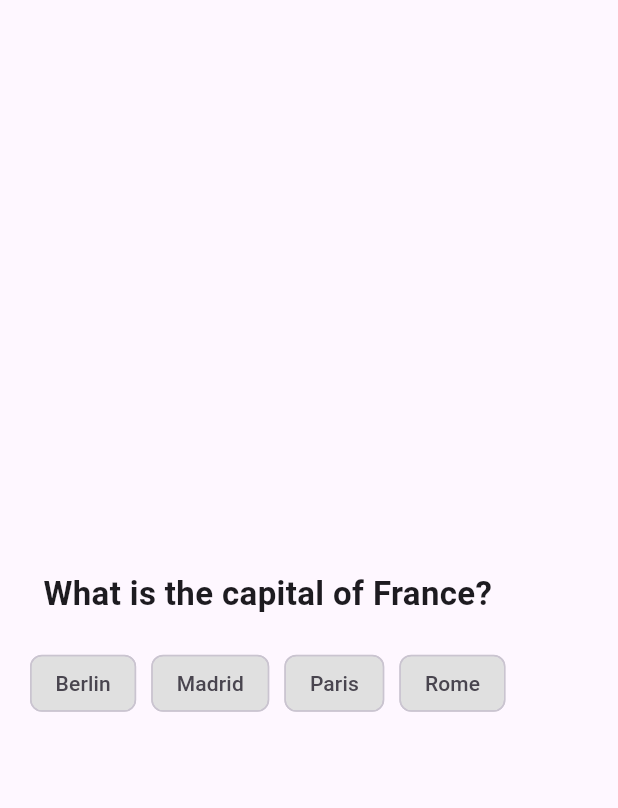
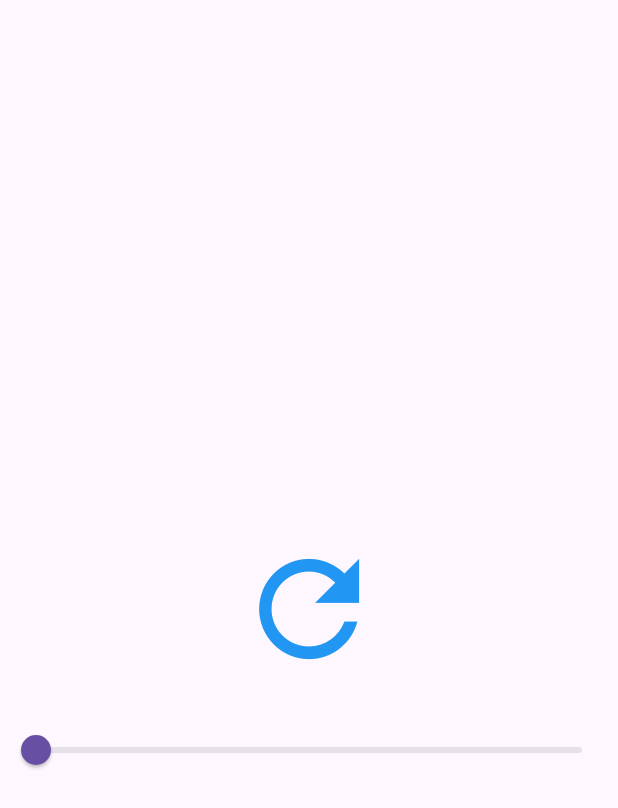
Before and after one commit to IkramulHasanTanvir/FlutterPackages, a Flutter app: the screen it shows after launch, on a phone screen of 412 x 824 dp. Shown: the top 808 px of the screen. Run offline on Flutter 3.47's test engine with Material 3 defaults, Android fonts, the phone set to English and light mode, and no system bars.

Commit message:
AnimatedRotation widgets

```diff
--- /dev/null
+++ b/lib/animated_rotation_widget.dart
@@ -0,0 +1,47 @@
+import 'package:flutter/material.dart';
+
+class AnimatedRotationWidget extends StatefulWidget {
+  const AnimatedRotationWidget({super.key});
+
+  @override
+  State<AnimatedRotationWidget> createState() => _AnimatedRotationWidgetState();
+}
+
+class _AnimatedRotationWidgetState extends State<AnimatedRotationWidget>{
+
+  double _rotationAngle = 0.0;
+
+
+  @override
+  Widget build(BuildContext context) {
+    return Center(
+      child: Column(
+        mainAxisAlignment: MainAxisAlignment.center,
+        children: [
+          AnimatedRotation(
+            turns: _rotationAngle,  // Rotation angle in "turns"
+            duration: const Duration(seconds: 1),  // Animation duration
+            child: const Icon(
+              Icons.refresh,
+              size: 100,
+              color: Colors.blue,
+            ),
+          ),
+          const SizedBox(height: 20),
+          // Slider to control the rotation angle
+          Slider(
+            min: 0.0,
+            max: 2.0,
+            value: _rotationAngle,
+            onChanged: (value) {
+              setState(() {
+                _rotationAngle = value;
+              });
+            },
+          ),
+        ],
+      ),
+    );
+  }
+
+}
--- a/lib/choice_chip_widget.dart
+++ /dev/null
@@ -1,73 +0,0 @@
-import 'package:flutter/material.dart';
-
-class ChoiceChipWidget extends StatefulWidget {
-  const ChoiceChipWidget({super.key});
-
-  @override
-  State<ChoiceChipWidget> createState() => _ChoiceChipWidgetState();
-}
-
-class _ChoiceChipWidgetState extends State<ChoiceChipWidget>{
-
-  String question = "What is the capital of France?";
-  List<String> options = ["Berlin", "Madrid", "Paris", "Rome"];
-
-  // The correct answer
-  String correctAnswer = "Paris";
-
-  // The selected option
-  String selectedAnswer = "";
-
-  // Score
-  String result = "";
-
-
-  @override
-  Widget build(BuildContext context) {
-    return Padding(
-      padding: const EdgeInsets.all(20.0),
-      child: Column(
-        mainAxisAlignment: MainAxisAlignment.center,
-        crossAxisAlignment: CrossAxisAlignment.center,
-        children: [
-          Text(
-            question,
-            style: const TextStyle(fontSize: 22, fontWeight: FontWeight.bold),
-          ),
-          const SizedBox(height: 20),
-          Wrap(
-            spacing: 10.0, // Space between chips
-            children: options.map((option) {
-              return ChoiceChip(
-                label: Text(option),
-                selected: selectedAnswer == option,
-                selectedColor: Colors.blue,
-                backgroundColor: Colors.grey[300],
-                onSelected: (selected) {
-                  setState(() {
-                    selectedAnswer = option;
-                    // Check the selected answer
-                    if (selectedAnswer == correctAnswer) {
-                      result = "Correct!";
-                    } else {
-                      result = "Incorrect. Try again!";
-                    }
-                  });
-                },
-              );
-            }).toList(),
-          ),
-          const SizedBox(height: 20),
-          if (result.isNotEmpty)
-            Text(
-              result,
-              style: TextStyle(
-                  fontSize: 20,
-                  color: result == "Correct!" ? Colors.green : Colors.red),
-            ),
-        ],
-      ),
-    );
-  }
-
-}
--- a/lib/home_screen.dart
+++ b/lib/home_screen.dart
@@ -1,5 +1,5 @@
 import 'package:flutter/material.dart';
-import 'package:flutter_packages/choice_chip_widget.dart';
+import 'package:flutter_packages/animated_rotation_widget.dart';
 
 class HomeScreen extends StatelessWidget {
   const HomeScreen({super.key});
@@ -8,7 +8,7 @@ class HomeScreen extends StatelessWidget {
   Widget build(BuildContext context) {
     return  Scaffold(
       appBar: AppBar(),
-      body: const ChoiceChipWidget(),
+      body: const AnimatedRotationWidget(),
     );
   }
 }
```
